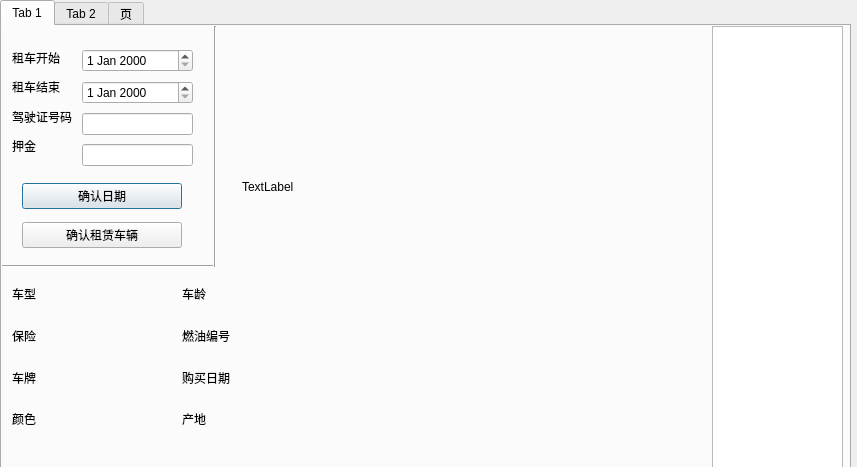
Old version of the form manager.ui in the repository TommyLee96/car-rent.
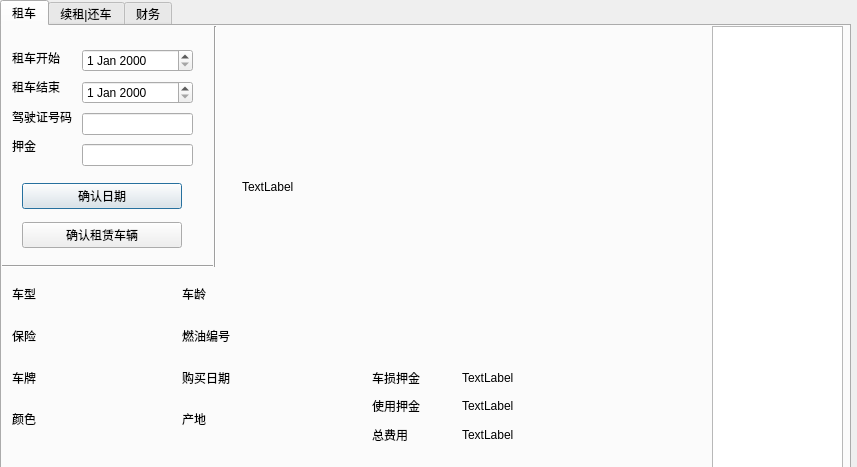
New version of the form. The open tabs and pages were chosen to show the change.

What changed in the file:
```diff
--- a/manager.ui
+++ b/manager.ui
@@ -27,7 +27,7 @@
    </property>
    <widget class="QWidget" name="tab">
     <attribute name="title">
-     <string>Tab 1</string>
+     <string>租车</string>
     </attribute>
     <widget class="QTableView" name="tableView">
      <property name="geometry">
@@ -328,10 +328,76 @@
       <enum>Qt::Horizontal</enum>
      </property>
     </widget>
+    <widget class="QWidget" name="verticalLayoutWidget_9">
+     <property name="geometry">
+      <rect>
+       <x>370</x>
+       <y>340</y>
+       <width>71</width>
+       <height>80</height>
+      </rect>
+     </property>
+     <layout class="QVBoxLayout" name="verticalLayout_9">
+      <item>
+       <widget class="QLabel" name="label_24">
+        <property name="text">
+         <string>车损押金</string>
+        </property>
+       </widget>
+      </item>
+      <item>
+       <widget class="QLabel" name="label_23">
+        <property name="text">
+         <string>使用押金</string>
+        </property>
+       </widget>
+      </item>
+      <item>
+       <widget class="QLabel" name="label_27">
+        <property name="text">
+         <string>总费用</string>
+        </property>
+       </widget>
+      </item>
+     </layout>
+    </widget>
+    <widget class="QWidget" name="verticalLayoutWidget_10">
+     <property name="geometry">
+      <rect>
+       <x>460</x>
+       <y>340</y>
+       <width>160</width>
+       <height>80</height>
+      </rect>
+     </property>
+     <layout class="QVBoxLayout" name="verticalLayout_10">
+      <item>
+       <widget class="QLabel" name="label_25">
+        <property name="text">
+         <string>TextLabel</string>
+        </property>
+       </widget>
+      </item>
+      <item>
+       <widget class="QLabel" name="label_26">
+        <property name="text">
+         <string>TextLabel</string>
+        </property>
+       </widget>
+      </item>
+      <item>
+       <widget class="QLabel" name="label_28">
+        <property name="text">
+         <string>TextLabel</string>
+        </property>
+       </widget>
+      </item>
+     </layout>
+    </widget>
    </widget>
    <widget class="QWidget" name="tab_2">
     <attribute name="title">
-     <string>Tab 2</string>
+     <string>续租|还车</string>
     </attribute>
     <widget class="QLineEdit" name="lineEdit_3">
      <property name="geometry">
@@ -409,9 +475,9 @@
      </property>
     </widget>
    </widget>
-   <widget class="QWidget" name="tab_3">
+   <widget class="QWidget" name="">
     <attribute name="title">
-     <string>页</string>
+     <string>财务</string>
     </attribute>
     <widget class="QTableView" name="tableView_3">
      <property name="geometry">
```
Left out of the diff: 23 changed lines with no effect on the pictures.
